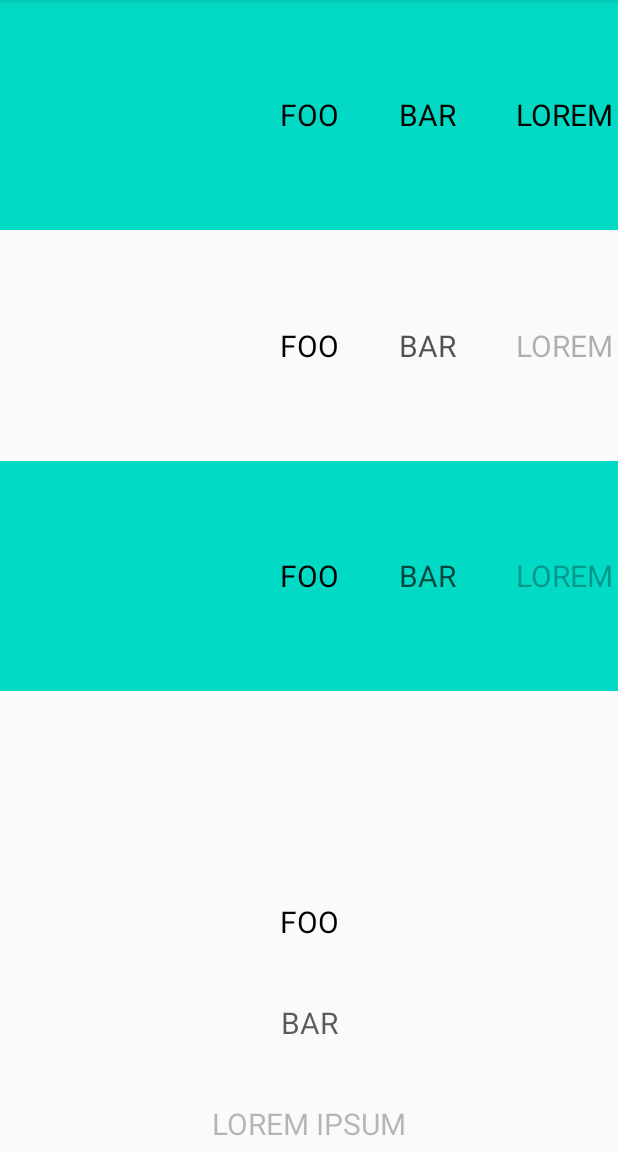
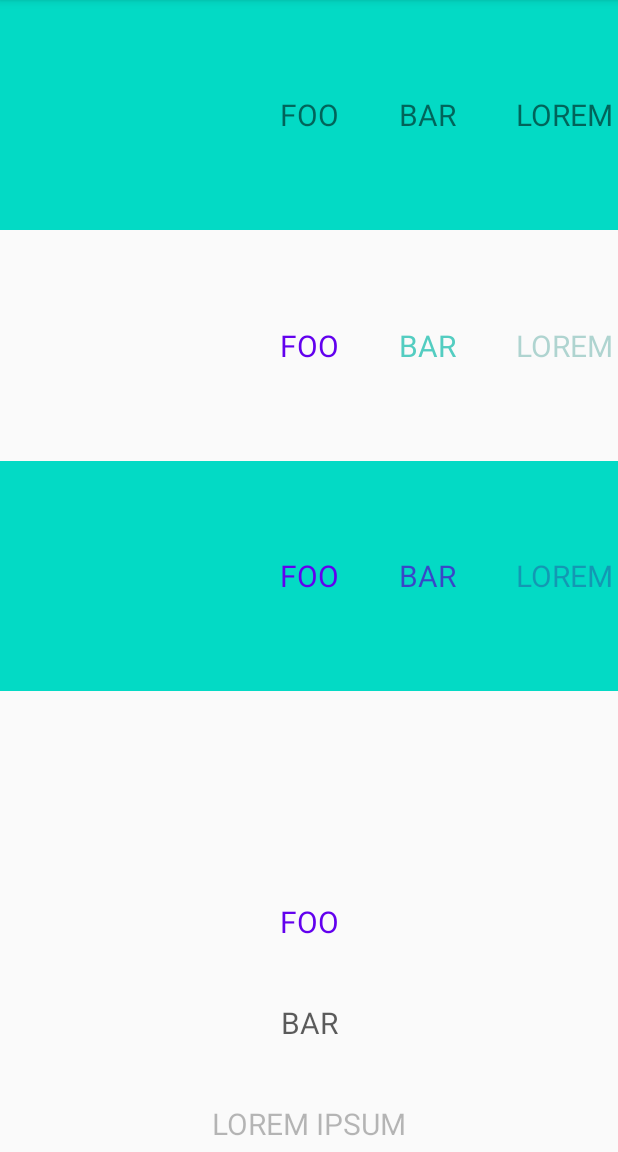
Before and after one commit to swissdevch/android-pickerview, an Android app: the screen it shows after launch (MainActivity), on a phone screen of 412 x 824 dp, the part 84-1236 px from its top. Run offline under Robolectric (Android 15) with nearby library versions, the phone set to English and light mode, and no system bars; our stand-ins replace navigation-ui.

Commit message:
Fix stuff

```diff
--- a/example/src/main/res/layout/fragment_picker.xml
+++ b/example/src/main/res/layout/fragment_picker.xml
@@ -16,7 +16,8 @@
         android:layout_height="0dp" />
 
     <ch.swissdev.picker.Picker
-        custom:fade="true"
+        app:fadeColor="@color/colorAccent"
+        app:selectedItemColor="@color/colorPrimary"
         android:id="@+id/picker_horizontal_with_fade"
         app:layout_constraintTop_toBottomOf="@id/picker_horizontal"
         app:layout_constraintHeight_percent="0.2"
@@ -24,7 +25,7 @@
         android:layout_height="0dp" />
 
     <ch.swissdev.picker.Picker
-        custom:fade="true"
+        app:fadeColor="@color/colorPrimary"
         android:id="@+id/picker_horizontal_with_color"
         android:background="@color/colorAccent"
         app:layout_constraintTop_toBottomOf="@id/picker_horizontal_with_fade"
@@ -33,7 +34,8 @@
         android:layout_height="0dp" />
 
     <ch.swissdev.picker.Picker
-        custom:fade="true"
+        app:selectedItemColor="@color/colorPrimary"
+        app:fadeColor="@android:color/black"
         custom:orientation="vertical"
         android:id="@+id/picker_vertical"
         app:layout_constraintTop_toBottomOf="@id/picker_horizontal_with_color"
--- a/example/src/main/res/layout/picker_element_horizontal.xml
+++ b/example/src/main/res/layout/picker_element_horizontal.xml
@@ -2,7 +2,6 @@
 <TextView xmlns:android="http://schemas.android.com/apk/res/android"
     xmlns:tools="http://schemas.android.com/tools"
     android:paddingHorizontal="20dp"
-    android:textColor="@android:color/black"
     android:layout_width="wrap_content"
     android:layout_height="match_parent"
     android:gravity="center"
--- a/library/src/main/java/ch/swissdev/picker/Picker.kt
+++ b/library/src/main/java/ch/swissdev/picker/Picker.kt
@@ -14,10 +14,13 @@ class Picker(context: Context, attrs: AttributeSet) : RecyclerView(context, attr
     init {
         val styledAttributes = context.theme.obtainStyledAttributes(attrs, R.styleable.Picker, 0, 0)
         isHorizontal = styledAttributes.getInteger(R.styleable.Picker_orientation, 0) == 0
-        val isFaded = styledAttributes.getBoolean(R.styleable.Picker_fade, false)
+
+        // TODO: Figure out how to do this without having to specify a fade color
+        val selectedItemColor = styledAttributes.getColor(R.styleable.Picker_selectedItemColor, -1).takeIf { it != -1 }
+        val fadeColor = styledAttributes.getColor(R.styleable.Picker_fadeColor, -1).takeIf { it != -1 }
 
         clipToPadding = false
-        layoutManager = PickerLayoutManager(context, if (isHorizontal) HORIZONTAL else VERTICAL, isFaded)
+        layoutManager = PickerLayoutManager(context, if (isHorizontal) HORIZONTAL else VERTICAL, selectedItemColor, fadeColor)
 
         val snapHelper = LinearSnapHelper()
         snapHelper.attachToRecyclerView(this)
--- a/library/src/main/java/ch/swissdev/picker/PickerLayoutManager.kt
+++ b/library/src/main/java/ch/swissdev/picker/PickerLayoutManager.kt
@@ -2,9 +2,13 @@ package ch.swissdev.picker
 
 import android.animation.ArgbEvaluator
 import android.content.Context
+import android.content.res.ColorStateList
+import android.graphics.BlendMode
 import android.graphics.Color
+import android.graphics.PorterDuff
 import android.util.TypedValue
 import android.widget.TextView
+import androidx.annotation.ColorInt
 import androidx.recyclerview.widget.LinearLayoutManager
 import androidx.recyclerview.widget.RecyclerView
 import kotlin.math.abs
@@ -14,7 +18,8 @@ import kotlin.math.min
 class PickerLayoutManager(
     context: Context,
     @RecyclerView.Orientation orientation: Int,
-    private val isFaded: Boolean
+    @ColorInt private val selectedItemColor: Int?,
+    @ColorInt private val fadeColor: Int?
 ) : LinearLayoutManager(context, orientation, false) {
 
     private val centerSmoothScroller = CenterSmoothScroller(context)
@@ -41,7 +46,7 @@ class PickerLayoutManager(
     }
 
     private fun updateColors() {
-        if (!isFaded) {
+        if (fadeColor == null && selectedItemColor == null) {
             return
         }
 
@@ -59,19 +64,25 @@ class PickerLayoutManager(
                 (getDecoratedLeft(view) + getDecoratedRight(view)) / 2
             }
 
-            val distanceToMiddle = middle - childMiddle
-            val delta = if (orientation == VERTICAL) {
-                view.height / 2
-            } else {
-                view.width / 2
+            val distanceToMiddle = abs(middle - childMiddle).toFloat()
+
+            val size = if (orientation == VERTICAL) view.height else view.width
+
+            var color: Any? = null
+
+            if (selectedItemColor != null && fadeColor != null && distanceToMiddle < size) {
+                val colorAmount = max(0f, 1 - (distanceToMiddle / size))
+                color = ArgbEvaluator().evaluate(colorAmount, fadeColor, selectedItemColor)
             }
 
-            val transparencyAmount = min(1f, abs(distanceToMiddle).toFloat() / (middle + delta))
+            if (fadeColor != null) {
+                val transparencyAmount = min(1f, distanceToMiddle / (middle + (size / 2)))
+                color = ArgbEvaluator().evaluate(transparencyAmount, color ?: fadeColor, Color.TRANSPARENT)
+            }
 
-            // TODO: Don't use black
-            val color = ArgbEvaluator().evaluate(transparencyAmount, Color.BLACK, Color.TRANSPARENT)
-
-            view.setTextColor(color as Int)
+            if (color != null) {
+                view.setTextColor(color as Int)
+            }
         }
     }
 
--- a/library/src/main/res/values/attrs.xml
+++ b/library/src/main/res/values/attrs.xml
@@ -5,6 +5,7 @@
             <enum name="horizontal" value="0" />
             <enum name="vertical" value="1" />
         </attr>
-        <attr name="fade" format="boolean" />
+        <attr name="selectedItemColor" format="reference|color" />
+        <attr name="fadeColor" format="reference|color" />
     </declare-styleable>
 </resources>
```
